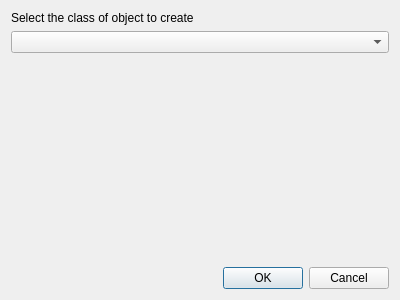
The window that src/configobjecttypeselectiondialog.ui (hmatuschek/qdmr) describes before a commit, drawn with Qt 5.
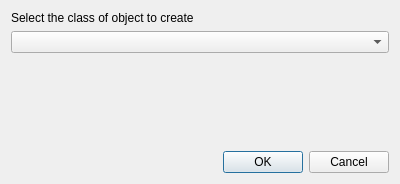
The same window after the commit.

What changed in the file:
```diff
--- a/src/configobjecttypeselectiondialog.ui
+++ b/src/configobjecttypeselectiondialog.ui
@@ -7,9 +7,15 @@
     <x>0</x>
     <y>0</y>
     <width>400</width>
-    <height>300</height>
+    <height>184</height>
    </rect>
   </property>
+  <property name="sizePolicy">
+   <sizepolicy hsizetype="Preferred" vsizetype="Preferred">
+    <horstretch>0</horstretch>
+    <verstretch>0</verstretch>
+   </sizepolicy>
+  </property>
   <property name="windowTitle">
    <string>Dialog</string>
   </property>
```
